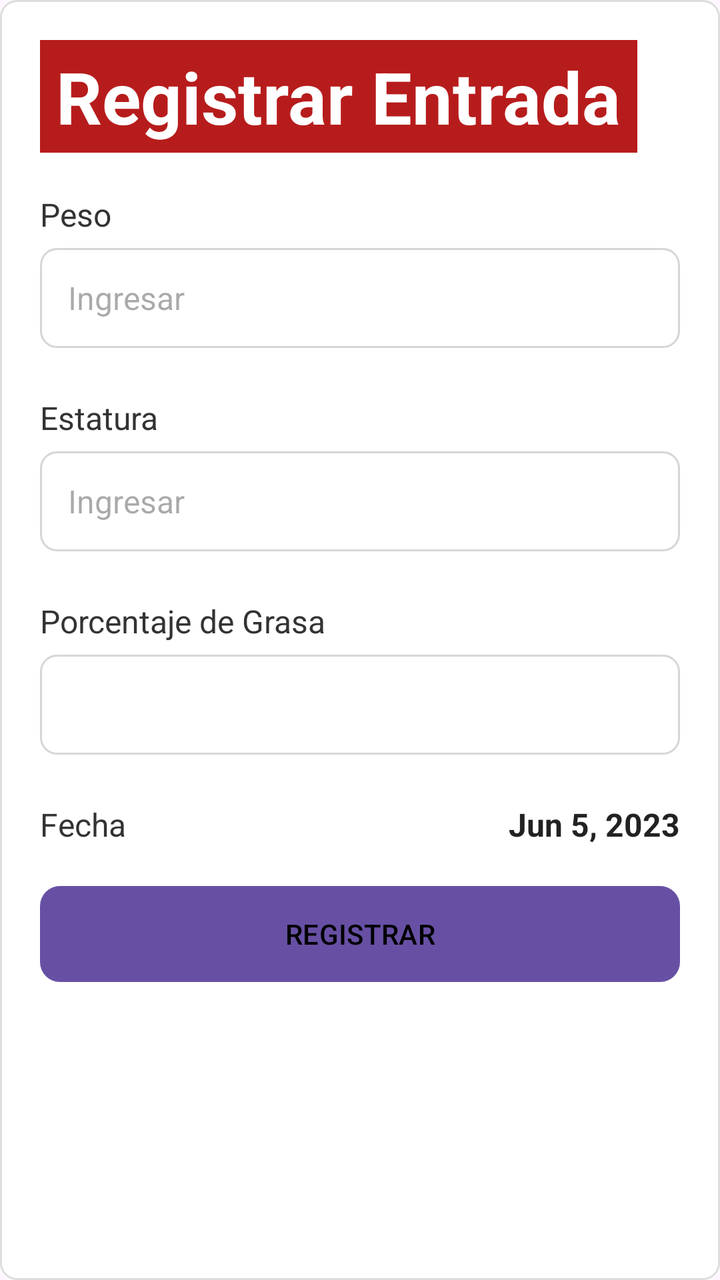
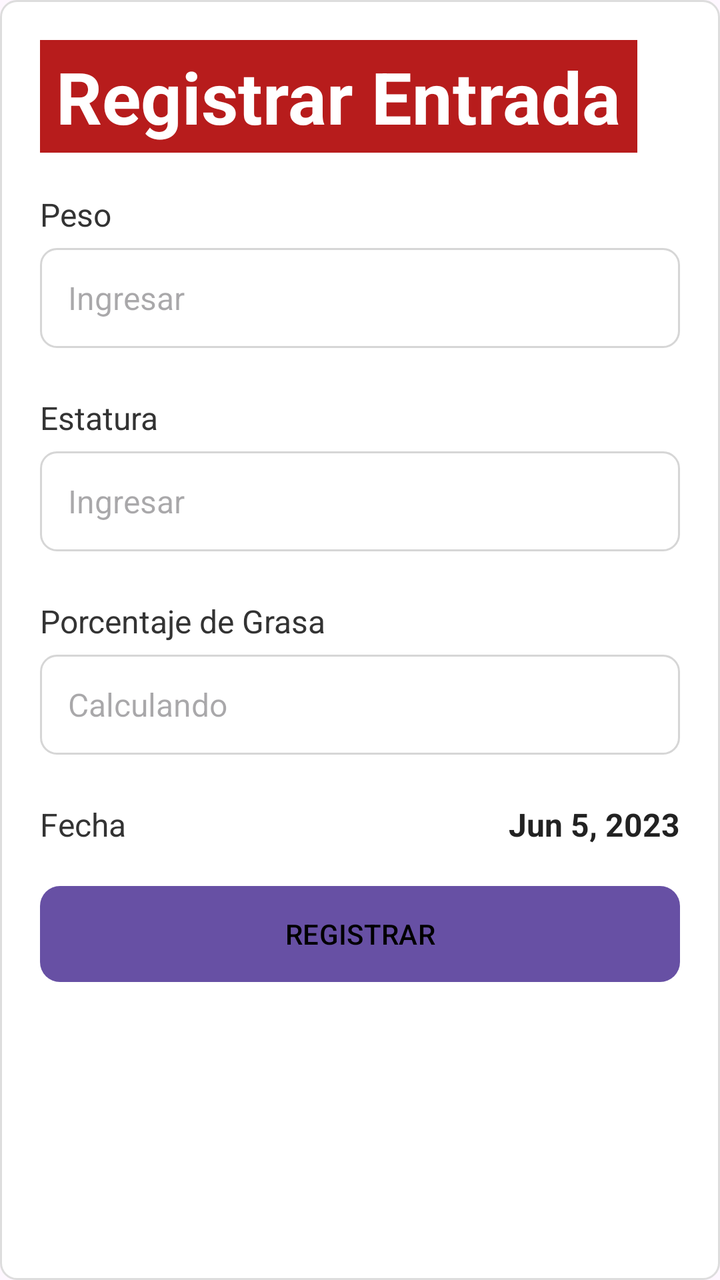

An Android layout rendered at two revisions. The XML below is the earlier revision; the diff shows what the commit changed to produce the second picture.
<!-- AndroidManifest.xml: application theme Theme.AppGYM -->
<!-- res/layout/registrar_entrada.xml -->
<?xml version="1.0" encoding="utf-8"?>
<LinearLayout
    xmlns:android="http://schemas.android.com/apk/res/android"
    android:layout_width="match_parent"
    android:layout_height="wrap_content"
    android:orientation="vertical"
    android:padding="20dp"
    android:background="@drawable/fondo_registrar_entrada">

    

    
    <TextView
        android:id="@+id/tituloFormulario"
        android:layout_width="wrap_content"
        android:layout_height="wrap_content"
        android:layout_marginBottom="20dp"
        android:background="#B71C1C"
        android:paddingStart="8dp"
        android:paddingTop="4dp"
        android:paddingEnd="8dp"
        android:paddingBottom="4dp"
        android:text="Registrar Entrada"
        android:textColor="#FFFFFF"
        android:textSize="36sp"
        android:textStyle="bold" />

    <TextView
        android:layout_width="match_parent"
        android:layout_height="wrap_content"
        android:text="Peso"
        android:textSize="16sp"
        android:textColor="#333333"
        android:layout_marginBottom="6dp" />

    <EditText
        android:id="@+id/txtPeso"
        android:layout_width="match_parent"
        android:layout_height="50dp"
        android:hint="Ingresar"
        android:textSize="16sp"
        android:paddingStart="14dp"
        android:paddingEnd="14dp"
        android:inputType="numberDecimal"
        android:background="@drawable/fondo_edittext"
        android:layout_marginBottom="24dp" />

    
    <TextView
        android:layout_width="match_parent"
        android:layout_height="wrap_content"
        android:text="Estatura"
        android:textSize="16sp"
        android:textColor="#333333"
        android:layout_marginBottom="6dp" />

    <EditText
        android:id="@+id/txtEstatura"
        android:layout_width="match_parent"
        android:layout_height="50dp"
        android:hint="Ingresar"
        android:textSize="16sp"
        android:paddingStart="14dp"
        android:paddingEnd="14dp"
        android:inputType="numberDecimal"
        android:background="@drawable/fondo_edittext"
        android:layout_marginBottom="24dp" />

    
    <TextView
        android:layout_width="match_parent"
        android:layout_height="wrap_content"
        android:text="Porcentaje de Grasa"
        android:textSize="16sp"
        android:textColor="#333333"
        android:layout_marginBottom="6dp" />

    <EditText
        android:id="@+id/txtGrasa"
        android:layout_width="match_parent"
        android:layout_height="50dp"
        android:hint=""
        android:textSize="16sp"
        android:paddingStart="14dp"
        android:paddingEnd="14dp"
        android:inputType="numberDecimal"
        android:background="@drawable/fondo_edittext"
        android:layout_marginBottom="24dp" />

    
    <LinearLayout
        android:layout_width="match_parent"
        android:layout_height="wrap_content"
        android:orientation="horizontal"
        android:gravity="center_vertical"
        android:layout_marginBottom="20dp">

        <TextView
            android:layout_width="0dp"
            android:layout_height="wrap_content"
            android:layout_weight="1"
            android:text="Fecha"
            android:textSize="16sp"
            android:textColor="#333333" />

        <TextView
            android:id="@+id/txtFecha"
            android:layout_width="wrap_content"
            android:layout_height="wrap_content"
            android:text="Jun 5, 2023"
            android:textSize="16sp"
            android:textStyle="bold"
            android:textColor="#222222" />

    </LinearLayout>


    <Button
        android:id="@+id/btnRegistrar"
        android:layout_width="match_parent"
        android:layout_height="48dp"
        android:background="@drawable/fondo_boton"
        android:text="REGISTRAR"
        android:textAllCaps="false"
        android:textColor="#000000"
        android:textSize="14sp" />

</LinearLayout>
<!-- resources referenced by this layout -->
<resources>
  <!-- drawable fondo_boton (drawable) -->
  <?xml version="1.0" encoding="utf-8"?>
  <shape xmlns:android="http://schemas.android.com/apk/res/android"
      android:shape="rectangle">
  
      <solid android:color="#FF0000" />
  
      <corners android:radius="10dp" />
  
  </shape>
  <!-- drawable fondo_edittext (drawable) -->
  <?xml version="1.0" encoding="utf-8"?>
  <shape xmlns:android="http://schemas.android.com/apk/res/android"
      android:shape="rectangle">
  
      <solid android:color="#FFFFFF" />
  
      <stroke
          android:width="1dp"
          android:color="#D6D6D6" />
  
      <corners android:radius="8dp" />
  
  </shape>
  <!-- drawable fondo_registrar_entrada (drawable) -->
  <?xml version="1.0" encoding="utf-8"?>
  <shape xmlns:android="http://schemas.android.com/apk/res/android"
      android:shape="rectangle">
  
      <solid android:color="#FFFFFF" />
  
      <stroke
          android:width="1dp"
          android:color="#DDDDDD" />
  
      <corners android:radius="8dp" />
  
  </shape>
  <style name="Theme.AppGYM" parent="Base.Theme.AppGYM" />
  <style name="Base.Theme.AppGYM" parent="Theme.Material3.DayNight.NoActionBar">
          
          
      </style>
</resources>

<!-- the commit's change to res/layout/registrar_entrada.xml (unified diff, before → after) -->
@@ -79,7 +79,9 @@
         android:id="@+id/txtGrasa"
         android:layout_width="match_parent"
         android:layout_height="50dp"
-        android:hint=""
+        android:hint="Calculando"
+        android:focusable="false"
+        android:clickable="false"
         android:textSize="16sp"
         android:paddingStart="14dp"
         android:paddingEnd="14dp"
